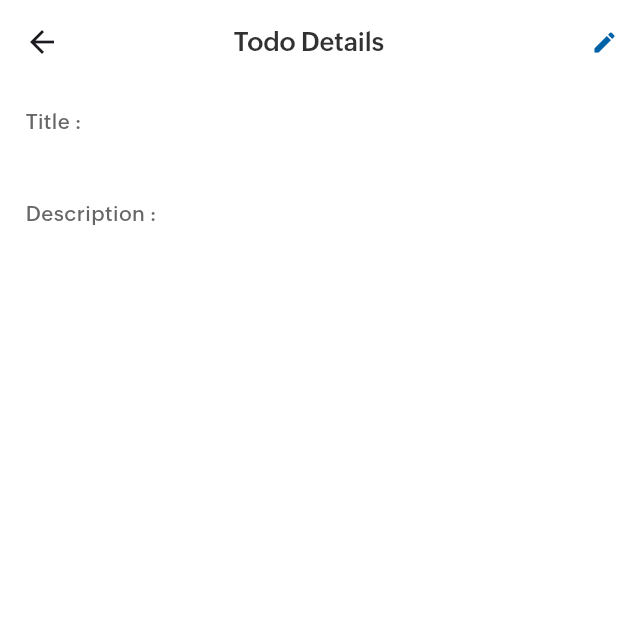
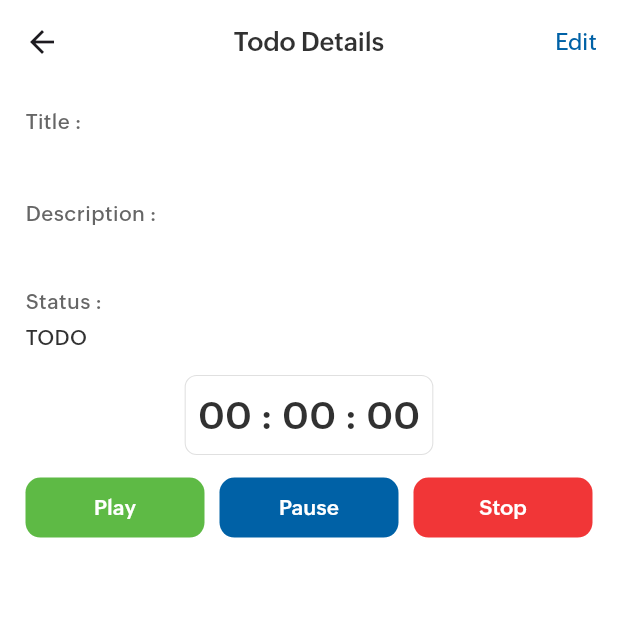
Before and after one commit to megha-solanki/lmg_todo_app, a Flutter app: the TodoDetailsPage screen opened directly with empty values, on a phone screen of 412 x 824 dp, the top half of it. Run offline on Flutter 3.47's test engine with Material 3 defaults, Android fonts, the phone set to English and light mode, and no system bars; our stand-ins replace gap, get, hive, hive_flutter; accounts and stored records are empty.

```diff
--- a/lib/database/todo.dart
+++ b/lib/database/todo.dart
@@ -4,7 +4,7 @@ part 'todo.g.dart';
 
 @HiveType(typeId: 1)
 class Todos {
-  Todos({this.title, this.descriptions});
+  Todos({this.title, this.descriptions,this.status});
 
   @HiveField(1)
   String? title;
--- /dev/null
+++ b/lib/enum_data.dart
@@ -0,0 +1,64 @@
+import 'dart:developer';
+
+import 'package:get/get.dart';
+import 'dart:async';
+
+enum TimerStatus {todo, inProgress, done }
+
+final Map<TimerStatus, String> statusNames = {
+  TimerStatus.todo: 'TODO',
+  TimerStatus.inProgress: 'In-Progress',
+  TimerStatus.done: 'Done',
+};
+
+
+class TimerController extends GetxController {
+  Rx<TimerStatus> timerStatus = TimerStatus.todo.obs;
+  RxInt hours = 0.obs, minutes = 0.obs, seconds = 0.obs;
+  late Timer timer;
+
+  void startTimer() {
+    timerStatus.value = TimerStatus.todo;
+    const oneSecond = Duration(seconds: 1);
+    timer = Timer.periodic(oneSecond, (Timer timer) {
+      if (seconds < 59) {
+        seconds++;
+      } else {
+        seconds.value = 0;
+        if (minutes < 59) {
+          minutes++;
+        } else {
+          minutes.value = 0;
+          hours++;
+        }
+      }
+    });
+    timerStatus.value = TimerStatus.inProgress;
+    log(formattedTime());
+
+  }
+
+  void pauseTimer() {
+    timer.cancel();
+    timerStatus.value = TimerStatus.inProgress;
+  }
+
+  void stopTimer() {
+    timer.cancel();
+    hours.value = 0;
+    minutes.value = 0;
+    seconds.value = 0;
+    timerStatus.value = TimerStatus.done;
+  }
+
+  @override
+  void dispose() {
+    timer.cancel();
+    super.dispose();
+  }
+
+  String formattedTime() {
+    return '${hours.toString().padLeft(2, '0')} : ${minutes.toString().padLeft(2, '0')} : ${seconds.toString().padLeft(2, '0')}';
+  }
+
+}
--- a/lib/main.dart
+++ b/lib/main.dart
@@ -9,8 +9,10 @@ Box? box;
 void main() async {
   WidgetsFlutterBinding.ensureInitialized();
   await Hive.initFlutter();
-  box = await Hive.openBox<Todos>("todosbox");
-  Hive.registerAdapter(TodosAdapter());
+  if(!Hive.isAdapterRegistered(1)){
+    Hive.registerAdapter(TodosAdapter());
+  }
+  box = await Hive.openBox<Todos>("todos");
   runApp(const MyApp());
 }
 
--- a/lib/screens/add_edit_bottomsheet.dart
+++ b/lib/screens/add_edit_bottomsheet.dart
@@ -1,9 +1,11 @@
 import 'package:flutter/material.dart';
+import 'package:get/get.dart';
 import 'package:lmg_todo_app/database/todo.dart';
 import 'package:lmg_todo_app/utils/design_const.dart';
 import 'package:lmg_todo_app/utils/my_textstyle.dart';
 import 'package:lmg_todo_app/widgets/custom_button.dart';
 
+import '../enum_data.dart';
 import '../main.dart';
 import '../utils/colors_const.dart';
 import '../widgets/custom_textformfield.dart';
@@ -18,6 +20,9 @@ class AddEditBottomSheet extends StatefulWidget {
 class _AddEditBottomSheetState extends State<AddEditBottomSheet> {
   TextEditingController txtTitle = TextEditingController();
   TextEditingController txtDescription = TextEditingController();
+
+  final TimerController timerController=Get.put(TimerController());
+
 
   @override
   Widget build(BuildContext context) {
@@ -81,7 +86,9 @@ class _AddEditBottomSheetState extends State<AddEditBottomSheet> {
                           .add(
                             Todos(
                                 title: txtTitle.text,
-                                descriptions: txtDescription.text),
+                                descriptions: txtDescription.text,
+                                 status: "${timerController.timerStatus}"
+                            ),
                           )
                           .then((value) => Navigator.pop(context));
                     },
--- a/lib/screens/detail_page.dart
+++ b/lib/screens/detail_page.dart
@@ -1,11 +1,16 @@
 import 'package:flutter/material.dart';
+import 'package:get/get.dart';
 import 'package:lmg_todo_app/database/todo.dart';
 import 'package:lmg_todo_app/utils/colors_const.dart';
 import 'package:lmg_todo_app/utils/design_const.dart';
 import 'package:lmg_todo_app/utils/my_textstyle.dart';
+import 'package:lmg_todo_app/widgets/custom_button.dart';
+
+import '../enum_data.dart';
 
 class TodoDetailsPage extends StatefulWidget {
   final Todos? todoData;
+
   const TodoDetailsPage({super.key, required this.todoData});
 
   @override
@@ -13,6 +18,8 @@ class TodoDetailsPage extends StatefulWidget {
 }
 
 class _TodoDetailsPageState extends State<TodoDetailsPage> {
+  final TimerController timerController = Get.put(TimerController());
+
   @override
   Widget build(BuildContext context) {
     return Scaffold(
@@ -22,15 +29,18 @@ class _TodoDetailsPageState extends State<TodoDetailsPage> {
           "Todo Details",
           style: MyTextStyle.semiBold(fontSize: 17),
         ),
-        actions: const [
-          Icon(
-            Icons.edit,
-            size: 18,
-            color: appPrimary,
+        actions: [
+          Padding(
+            padding: const EdgeInsets.only(right: 14.0),
+            child: Text(
+              "Edit",
+              style: MyTextStyle.medium(color: appPrimary, fontSize: 15),
+            ),
           )
         ],
       ),
-      body: Padding(
+      body: SingleChildScrollView(
+        child: Padding(
           padding: const EdgeInsets.symmetric(vertical: 15, horizontal: 17.0),
           child: Column(
             crossAxisAlignment: CrossAxisAlignment.start,
@@ -54,7 +64,86 @@ class _TodoDetailsPageState extends State<TodoDetailsPage> {
                 "${widget.todoData!.descriptions}",
                 style: MyTextStyle.medium(fontSize: 14, color: black),
               ),
+              DesignConst.gap15,
+              Text(
+                "Status :",
+                style: MyTextStyle.medium(fontSize: 14, color: grey600),
+              ),
+              DesignConst.gap4,
+              Obx(
+                () => Text(
+                  "${statusNames[timerController.timerStatus.value]}",
+                  style: MyTextStyle.medium(fontSize: 14, color: black),
+                ),
+              ),
+              DesignConst.gap15,
+              Center(
+                child: Container(
+                  decoration: BoxDecoration(
+                      border: Border.all(width: 0.7, color: grey100),
+                      borderRadius: BorderRadius.circular(8)),
+                  child: Padding(
+                      padding: const EdgeInsets.all(8.0),
+                      child: Obx(
+                        () => Text(
+                          timerController.formattedTime(),
+                          style: MyTextStyle.semiBold(fontSize: 25),
+                        ),
+                      ),
+                  ),
+                ),
+              ),
+              DesignConst.gap15,
+              Row(
+                children: [
+                  Expanded(
+                    child: CustomButton(
+                      bgColor: green,
+                      height: 40,
+                      txtColor: white,
+                      label: "Play",
+                      isLoading: false,
+                      onPressed: () {
+                        timerController.startTimer();
+                        /* if (timerStatus == TimerStatus.todo) {
+
+                        }*/
+                      },
+                    ),
+                  ),
+                  DesignConst.gap10,
+                  Expanded(
+                    child: CustomButton(
+                      height: 40,
+                      label: "Pause",
+                      isLoading: false,
+                      onPressed: () {
+                        timerController.pauseTimer();
+                        /* if (timerStatus == TimerStatus.inProgress) {
+                          pauseTimer();
+                        }*/
+                      },
+                    ),
+                  ),
+                  DesignConst.gap10,
+                  Expanded(
+                    child: CustomButton(
+                      height: 40,
+                      bgColor: red,
+                      label: "Stop",
+                      isLoading: false,
+                      onPressed: () {
+                        timerController.stopTimer();
+                        /*if (timerStatus == TimerStatus.inProgress) {
+
+                        }*/
+                      },
+                    ),
+                  )
                 ],
+              ),
+            ],
+          ),
         ),
       ),
     );
--- a/pubspec.yaml
+++ b/pubspec.yaml
@@ -42,6 +42,8 @@ dependencies:
   hive_flutter: ^1.1.0
   #for path provider
   path_provider: ^2.1.1
+  #for state management
+  get: ^4.6.6
 
 
 dev_dependencies:
```
Also changed, not shown: lib/screens/home_page.dart (+20 -7 lines), pubspec.lock. Lines whose indentation alone changed are shown as unchanged.
